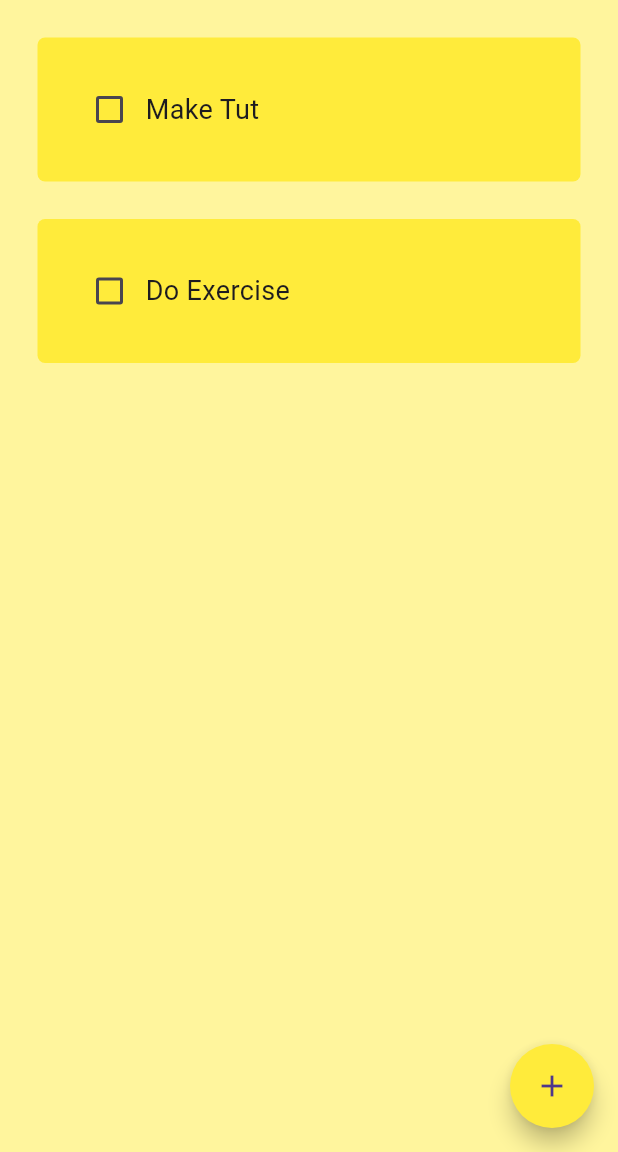
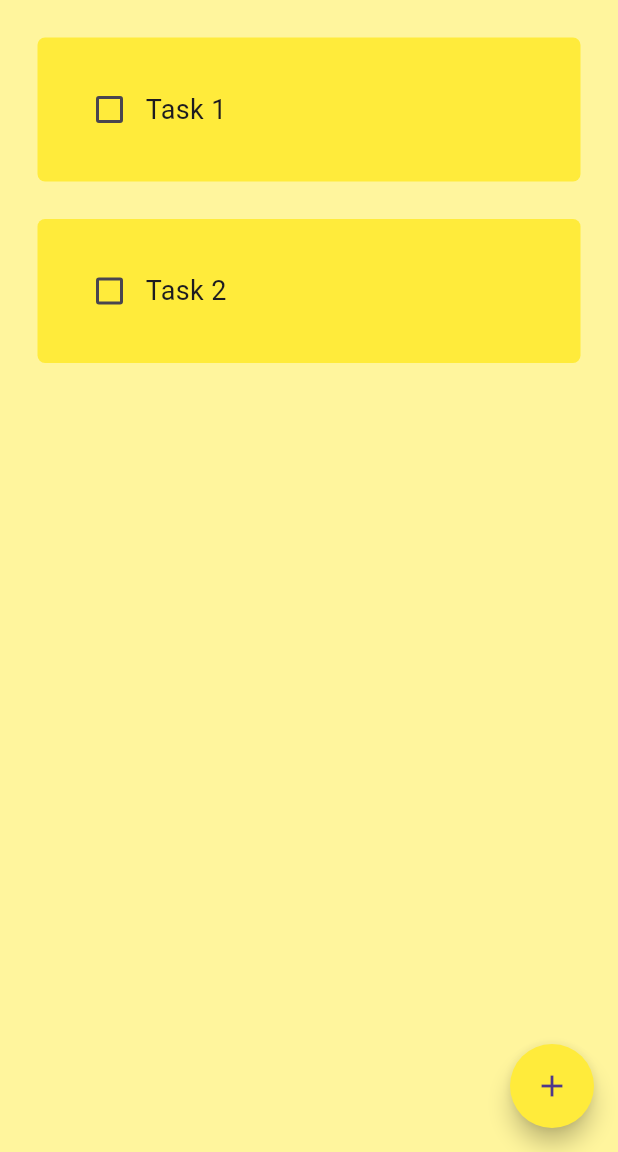
Before and after one commit to Yuvraj-Chauhan/ToDo-App, a Flutter app: the screen it shows after launch, on a phone screen of 412 x 824 dp, the part 84-1236 px from its top. Run offline on Flutter 3.47's test engine with Material 3 defaults, Android fonts, the phone set to English and light mode, and no system bars; drawn by our look-alikes of flutter_slidable.

Commit message:
Update home_page.dart

```diff
--- a/lib/pages/home_page.dart
+++ b/lib/pages/home_page.dart
@@ -11,8 +11,8 @@ class HomePage extends StatefulWidget {
 
 class _HomePageState extends State<HomePage> {
   List todoList = [
-    ["Make Tut", false],
-    ["Do Exercise", false],
+    ["Task 1", false],
+    ["Task 2", false],
   ];
 
   void saveNewTask() {
```
